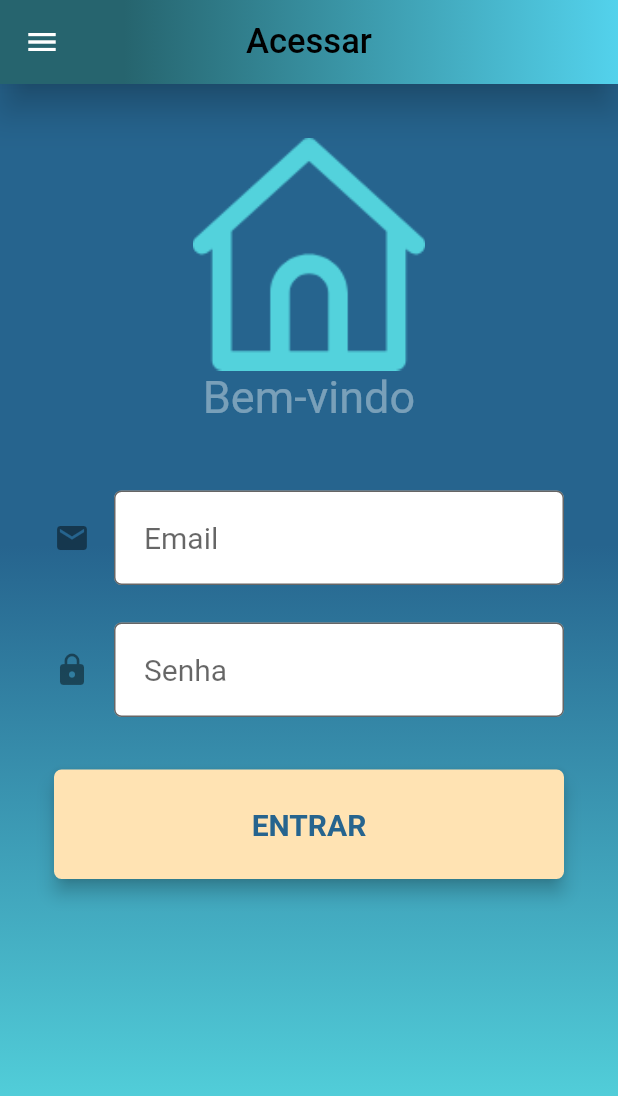
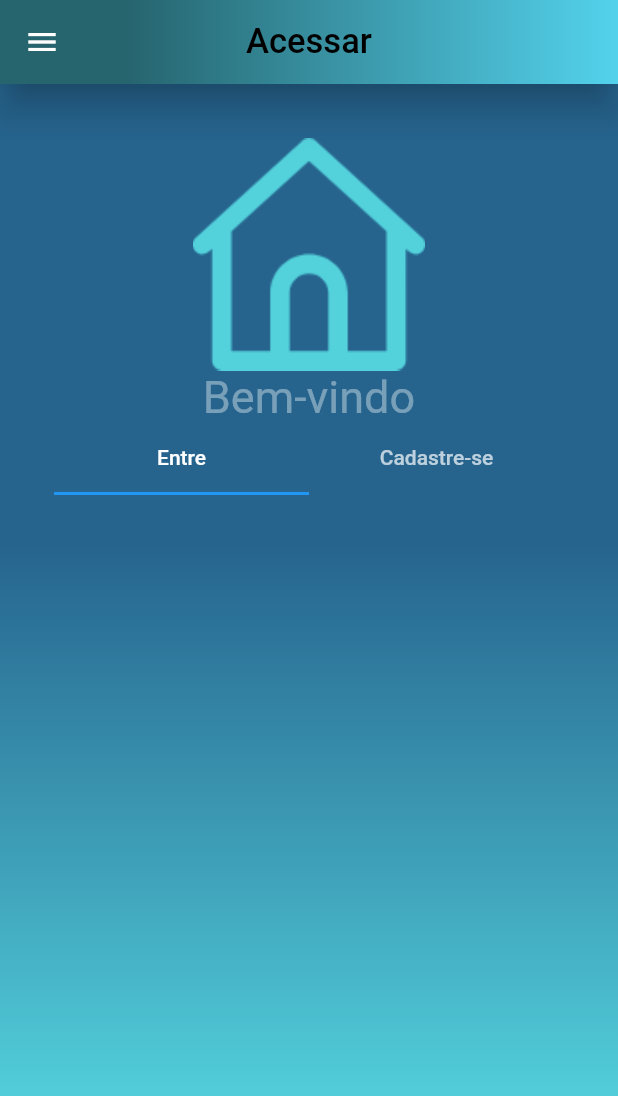
Before and after one commit to psandoli/rent_app, a Flutter app: the screen it shows after launch, on a phone screen of 412 x 824 dp. Shown: the top 1096 px of the screen. Run offline on Flutter 3.47's test engine with Material 2 defaults, Android fonts, the phone set to English and light mode, and no system bars; our stand-ins replace fluttertoast; Roboto replaces fonts that are missing (Trajan Pro).

Commit message:
entre/cadastre-se

```diff
--- a/lib/main.dart
+++ b/lib/main.dart
@@ -216,16 +216,14 @@ class _MyHomePageState extends State<MyHomePage> {
                               style: TextStyle(
                                   fontSize: 30, color: Colors.white38),
                             )),
-                        SizedBox(height: 45.0),
-                        emailField,
-                        SizedBox(height: 25.0),
-                        passwordField,
-                        SizedBox(
-                          height: 35.0,
-                        ),
-                        loginButon,
-                        SizedBox(
-                          height: 15.0,
+                        DefaultTabController(
+                          length: 2,
+                          child: TabBar(
+                            tabs: [
+                              Tab(text: "Entre"),
+                              Tab(text: "Cadastre-se")
+                            ],
+                          ),
                         ),
                       ],
                     ),
```
